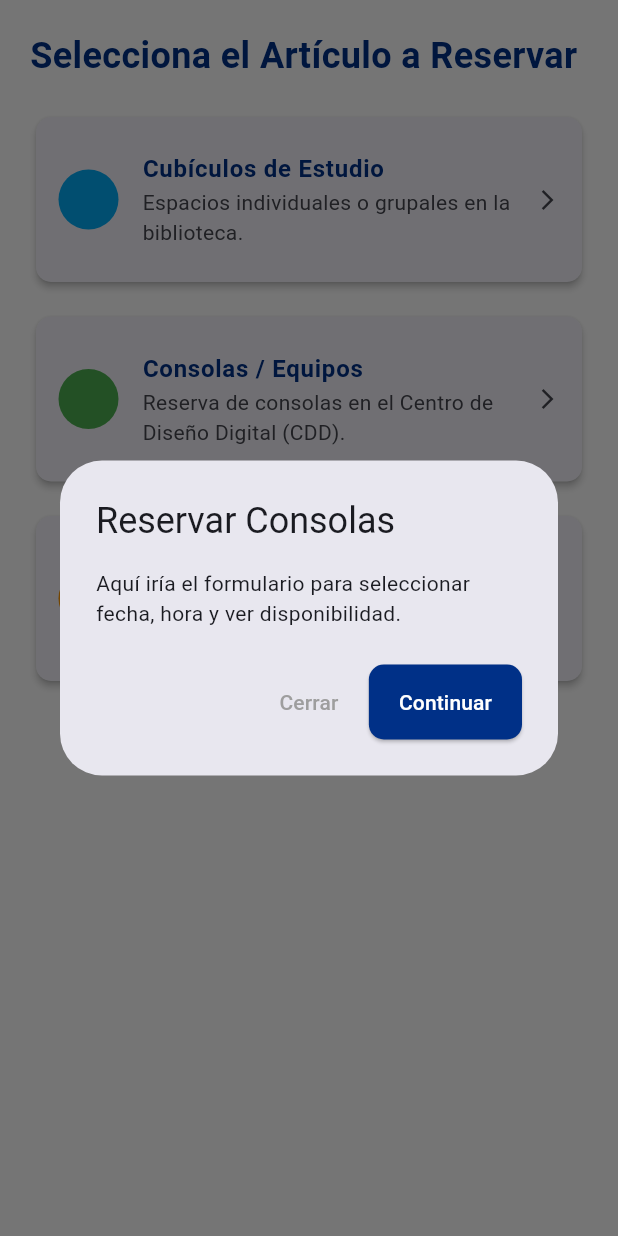
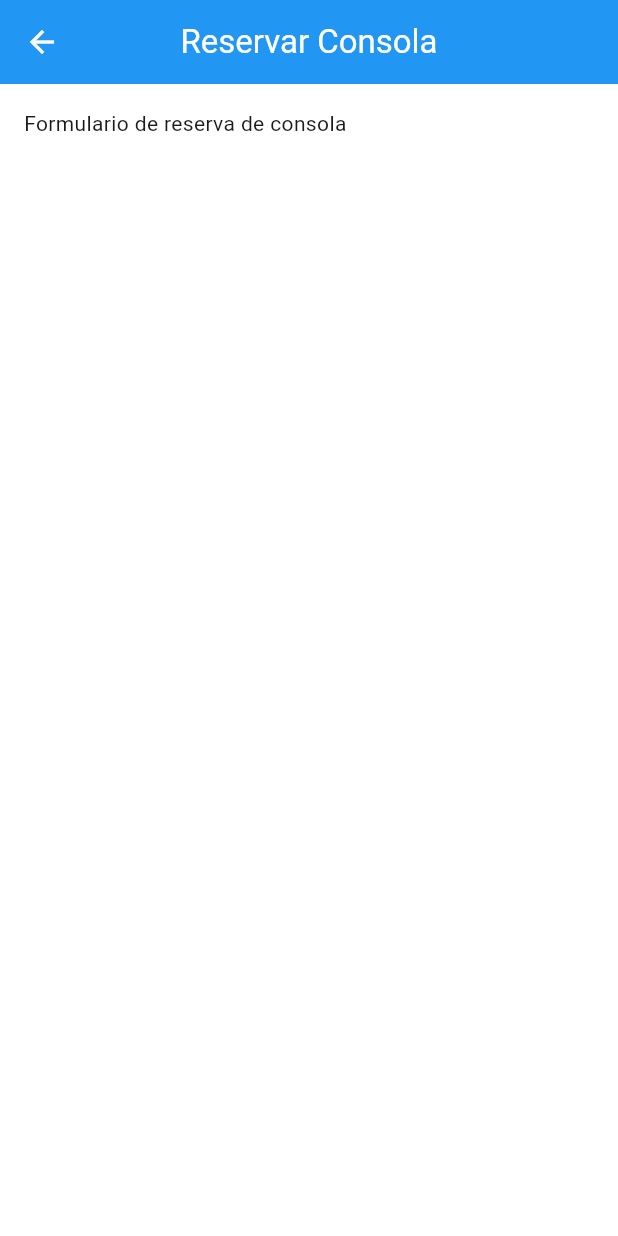
Before and after one commit to CarlRTS/RESERMET_IS, a Flutter app: the BookingScreen widget shown alone on an empty page, opened directly, after a tap on "Consolas / Equipos", on a phone screen of 412 x 824 dp. Run offline on Flutter 3.47's test engine with Material 3 defaults, Android fonts, the light colour scheme and no system bars; our stand-ins replace supabase_flutter; accounts and stored records are empty.

Commit message:
Agrega navegacion a reservation_form_console

```diff
--- /dev/null
+++ b/resermet_2/lib/screens/reservations/reservation_form_console.dart
@@ -0,0 +1,25 @@
+import 'package:flutter/material.dart';
+import 'package:supabase_flutter/supabase_flutter.dart';
+
+class ReservationFormConsole extends StatefulWidget {
+  const ReservationFormConsole({super.key});
+
+  @override
+  State<ReservationFormConsole> createState() => _ReservationFormConsoleState();
+}
+
+class _ReservationFormConsoleState extends State<ReservationFormConsole> {
+  @override
+  Widget build(BuildContext context) {
+    return Scaffold(
+      appBar: AppBar(
+        title: const Text('Reservar Consola'),
+        backgroundColor: Colors.blue,
+      ),
+      body: const Padding(
+        padding: EdgeInsets.all(16.0),
+        child: Text('Formulario de reserva de consola'),
+      ),
+    );
+  }
+}
--- /dev/null
+++ b/resermet_2/lib/screens/reservations/reservation_form_equipment.dart
@@ -0,0 +1,16 @@
+import 'package:flutter/material.dart';
+
+class ReservationFormEquipment extends StatefulWidget {
+  const ReservationFormEquipment({super.key});
+
+  @override
+  State<ReservationFormEquipment> createState() =>
+      _ReservationFormEquipmentState();
+}
+
+class _ReservationFormEquipmentState extends State<ReservationFormEquipment> {
+  @override
+  Widget build(BuildContext context) {
+    return const Placeholder();
+  }
+}
--- a/resermet_2/lib/screens/reservation_screen.dart
+++ b/resermet_2/lib/screens/reservations/reservation_screen.dart
@@ -1,5 +1,9 @@
 import 'package:flutter/material.dart';
-import '../utils/app_colors.dart';
+import 'package:resermet_2/screens/reservations/reservation_form_console.dart';
+import '../../utils/app_colors.dart';
+import 'package:supabase_flutter/supabase_flutter.dart';
+import 'reservation_form_console.dart';
+
 // 🗓️ Pantalla de Reservar
 
 class BookingScreen extends StatelessWidget {
@@ -37,24 +41,29 @@ class BookingScreen extends StatelessWidget {
           _buildArticleCard(
             context,
             title: 'Consolas / Equipos',
-            subtitle:
-            'Reserva de consolas en el Centro de Diseño Digital (CDD).',
+            subtitle: 'Reserva de consolas en el Decanato de estudiantes',
             icon: Icons.gamepad,
             color: Colors.green,
             onTap: () {
-              _showReservationAlert(context, 'Consolas');
+              Navigator.push(
+                context,
+                MaterialPageRoute(
+                  builder: (context) => ReservationFormConsole(),
+                ),
+              );
             },
           ),
           const SizedBox(height: 15),
           // Opción Otros (Ej: Salas de Reunión)
           _buildArticleCard(
             context,
-            title: 'Salas de Reunión',
-            subtitle: 'Salas para presentaciones o trabajos en equipo.',
+            title: 'Articulos deportivos',
+            subtitle:
+                'Articulos deportivos entre otros en el Decanato de estudiantes',
             icon: Icons.people,
             color: Colors.orange,
             onTap: () {
-              _showReservationAlert(context, 'Salas de Reunión');
+              _showReservationAlert(context, 'articulos deportivos');
             },
           ),
         ],
```
Also changed, not shown: resermet_2/lib/screens/home_screen.dart (+8 -3 lines). Lines whose indentation alone changed are shown as unchanged.
